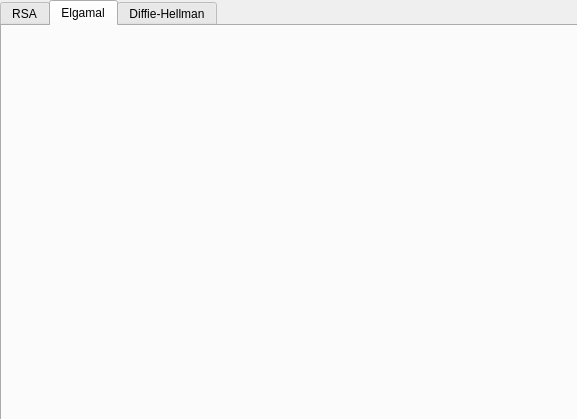
Old version of the form GUI.ui in the repository josepandre99/tucil3-kripto.
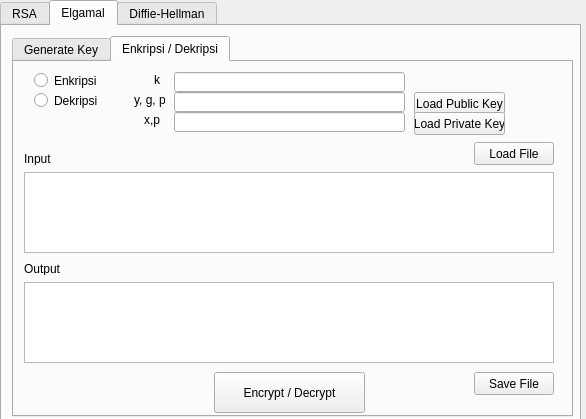
New version of the form. The open tabs and pages were chosen to show the change.

```diff
--- a/GUI.ui
+++ b/GUI.ui
@@ -6,7 +6,7 @@
    <rect>
     <x>0</x>
     <y>0</y>
-    <width>577</width>
+    <width>586</width>
     <height>419</height>
    </rect>
   </property>
@@ -454,6 +454,387 @@
     <attribute name="title">
      <string>Elgamal</string>
     </attribute>
+    <widget class="QTabWidget" name="tabWidget_3">
+     <property name="geometry">
+      <rect>
+       <x>10</x>
+       <y>10</y>
+       <width>561</width>
+       <height>381</height>
+      </rect>
+     </property>
+     <property name="currentIndex">
+      <number>1</number>
+     </property>
+     <widget class="QWidget" name="tab_GenerateKey_Elgamal">
+      <attribute name="title">
+       <string>Generate Key</string>
+      </attribute>
+      <widget class="QLabel" name="label_19">
+       <property name="geometry">
+        <rect>
+         <x>20</x>
+         <y>10</y>
+         <width>16</width>
+         <height>16</height>
+        </rect>
+       </property>
+       <property name="text">
+        <string>p</string>
+       </property>
+      </widget>
+      <widget class="QLabel" name="label_20">
+       <property name="geometry">
+        <rect>
+         <x>20</x>
+         <y>40</y>
+         <width>16</width>
+         <height>16</height>
+        </rect>
+       </property>
+       <property name="text">
+        <string>g</string>
+       </property>
+      </widget>
+      <widget class="QLineEdit" name="lineEdit_p_elgamal">
+       <property name="enabled">
+        <bool>true</bool>
+       </property>
+       <property name="geometry">
+        <rect>
+         <x>40</x>
+         <y>10</y>
+         <width>231</width>
+         <height>20</height>
+        </rect>
+       </property>
+      </widget>
+      <widget class="QLineEdit" name="lineEdit_g_elgamal">
+       <property name="enabled">
+        <bool>true</bool>
+       </property>
+       <property name="geometry">
+        <rect>
+         <x>40</x>
+         <y>40</y>
+         <width>231</width>
+         <height>20</height>
+        </rect>
+       </property>
+      </widget>
+      <widget class="QLabel" name="label_21">
+       <property name="geometry">
+        <rect>
+         <x>20</x>
+         <y>70</y>
+         <width>16</width>
+         <height>16</height>
+        </rect>
+       </property>
+       <property name="text">
+        <string>x</string>
+       </property>
+      </widget>
+      <widget class="QLineEdit" name="lineEdit_x_elgamal">
+       <property name="enabled">
+        <bool>true</bool>
+       </property>
+       <property name="geometry">
+        <rect>
+         <x>40</x>
+         <y>70</y>
+         <width>231</width>
+         <height>20</height>
+        </rect>
+       </property>
+      </widget>
+      <widget class="QLineEdit" name="lineEdit_y_elgamal">
+       <property name="enabled">
+        <bool>false</bool>
+       </property>
+       <property name="geometry">
+        <rect>
+         <x>40</x>
+         <y>140</y>
+         <width>231</width>
+         <height>20</height>
+        </rect>
+       </property>
+      </widget>
+      <widget class="QLabel" name="label_22">
+       <property name="geometry">
+        <rect>
+         <x>20</x>
+         <y>140</y>
+         <width>16</width>
+         <height>16</height>
+        </rect>
+       </property>
+       <property name="text">
+        <string>y</string>
+       </property>
+      </widget>
+      <widget class="QPushButton" name="pushButton_generate_elgamal">
+       <property name="geometry">
+        <rect>
+         <x>189</x>
+         <y>100</y>
+         <width>81</width>
+         <height>23</height>
+        </rect>
+       </property>
+       <property name="text">
+        <string>Generate Key</string>
+       </property>
+      </widget>
+      <widget class="QPushButton" name="pushButton_save_private_key_elgamal">
+       <property name="geometry">
+        <rect>
+         <x>170</x>
+         <y>180</y>
+         <width>100</width>
+         <height>23</height>
+        </rect>
+       </property>
+       <property name="text">
+        <string>Save Private Key</string>
+       </property>
+      </widget>
+      <widget class="QPushButton" name="pushButton_save_public_key_elgamal">
+       <property name="geometry">
+        <rect>
+         <x>40</x>
+         <y>180</y>
+         <width>100</width>
+         <height>23</height>
+        </rect>
+       </property>
+       <property name="text">
+        <string>Save Public Key</string>
+       </property>
+      </widget>
+     </widget>
+     <widget class="QWidget" name="tab_enkripdekrip_RSA_2">
+      <attribute name="title">
+       <string>Enkripsi / Dekripsi</string>
+      </attribute>
+      <widget class="QLabel" name="label_25">
+       <property name="geometry">
+        <rect>
+         <x>130</x>
+         <y>50</y>
+         <width>20</width>
+         <height>16</height>
+        </rect>
+       </property>
+       <property name="text">
+        <string>x,p</string>
+       </property>
+      </widget>
+      <widget class="QLabel" name="label_26">
+       <property name="geometry">
+        <rect>
+         <x>120</x>
+         <y>30</y>
+         <width>31</width>
+         <height>16</height>
+        </rect>
+       </property>
+       <property name="text">
+        <string>y, g, p</string>
+       </property>
+      </widget>
+      <widget class="QPushButton" name="pushButton_load_file_elgamal">
+       <property name="geometry">
+        <rect>
+         <x>460</x>
+         <y>80</y>
+         <width>80</width>
+         <height>23</height>
+        </rect>
+       </property>
+       <property name="text">
+        <string>Load File</string>
+       </property>
+      </widget>
+      <widget class="QTextEdit" name="textEdit_input_elgamal">
+       <property name="geometry">
+        <rect>
+         <x>10</x>
+         <y>110</y>
+         <width>530</width>
+         <height>81</height>
+        </rect>
+       </property>
+      </widget>
+      <widget class="QLabel" name="label_27">
+       <property name="geometry">
+        <rect>
+         <x>10</x>
+         <y>90</y>
+         <width>47</width>
+         <height>13</height>
+        </rect>
+       </property>
+       <property name="text">
+        <string>Input</string>
+       </property>
+      </widget>
+      <widget class="QLabel" name="label_28">
+       <property name="geometry">
+        <rect>
+         <x>10</x>
+         <y>200</y>
+         <width>47</width>
+         <height>13</height>
+        </rect>
+       </property>
+       <property name="text">
+        <string>Output</string>
+       </property>
+      </widget>
+      <widget class="QRadioButton" name="radioButton_dekripsi_elgamal">
+       <property name="geometry">
+        <rect>
+         <x>20</x>
+         <y>30</y>
+         <width>82</width>
+         <height>17</height>
+        </rect>
+       </property>
+       <property name="text">
+        <string>Dekripsi</string>
+       </property>
+      </widget>
+      <widget class="QRadioButton" name="radioButton_enkripsi_elgamal">
+       <property name="geometry">
+        <rect>
+         <x>20</x>
+         <y>10</y>
+         <width>82</width>
+         <height>17</height>
+        </rect>
+       </property>
+       <property name="text">
+        <string>Enkripsi</string>
+       </property>
+      </widget>
+      <widget class="QLineEdit" name="lineEdit_ygp_elgamal">
+       <property name="enabled">
+        <bool>true</bool>
+       </property>
+       <property name="geometry">
+        <rect>
+         <x>160</x>
+         <y>30</y>
+         <width>231</width>
+         <height>20</height>
+        </rect>
+       </property>
+      </widget>
+      <widget class="QTextEdit" name="textEdit_output_elgamal">
+       <property name="geometry">
+        <rect>
+         <x>10</x>
+         <y>220</y>
+         <width>530</width>
+         <height>81</height>
+        </rect>
+       </property>
+      </widget>
+      <widget class="QPushButton" name="pushButton_enkrip_dekrip_elgamal">
+       <property name="geometry">
+        <rect>
+         <x>200</x>
+         <y>310</y>
+         <width>151</width>
+         <height>41</height>
+        </rect>
+       </property>
+       <property name="text">
+        <string>Encrypt / Decrypt</string>
+       </property>
+      </widget>
+      <widget class="QPushButton" name="pushButton_save_file_elgamal">
+       <property name="geometry">
+        <rect>
+         <x>460</x>
+         <y>310</y>
+         <width>80</width>
+         <height>23</height>
+        </rect>
+       </property>
+       <property name="text">
+        <string>Save File</string>
+       </property>
+      </widget>
+      <widget class="QLineEdit" name="lineEdit_xp_elgamal">
+       <property name="enabled">
+        <bool>true</bool>
+       </property>
+       <property name="geometry">
+        <rect>
+         <x>160</x>
+         <y>50</y>
+         <width>231</width>
+         <height>20</height>
+        </rect>
+       </property>
+      </widget>
+      <widget class="QPushButton" name="pushButton_load_pubkey_elgamal">
+       <property name="geometry">
+        <rect>
+         <x>400</x>
+         <y>30</y>
+         <width>91</width>
+         <height>23</height>
+        </rect>
+       </property>
+       <property name="text">
+        <string>Load Public Key</string>
+       </property>
+      </widget>
+      <widget class="QLineEdit" name="lineEdit_k_elgamal">
+       <property name="enabled">
+        <bool>true</bool>
+       </property>
+       <property name="geometry">
+        <rect>
+         <x>160</x>
+         <y>10</y>
+         <width>231</width>
+         <height>20</height>
+        </rect>
+       </property>
+      </widget>
+      <widget class="QLabel" name="label_29">
+       <property name="geometry">
+        <rect>
+         <x>140</x>
+         <y>10</y>
+         <width>16</width>
+         <height>16</height>
+        </rect>
+       </property>
+       <property name="text">
+        <string>k</string>
+       </property>
+      </widget>
+      <widget class="QPushButton" name="pushButton_load_prikey_elgamal">
+       <property name="geometry">
+        <rect>
+         <x>400</x>
+         <y>50</y>
+         <width>91</width>
+         <height>23</height>
+        </rect>
+       </property>
+       <property name="text">
+        <string>Load Private Key</string>
+       </property>
+      </widget>
+     </widget>
+    </widget>
    </widget>
    <widget class="QWidget" name="tab_DiffieHelman">
     <attribute name="title">
```
Left out of the diff: 2 changed lines with no effect on the pictures.
